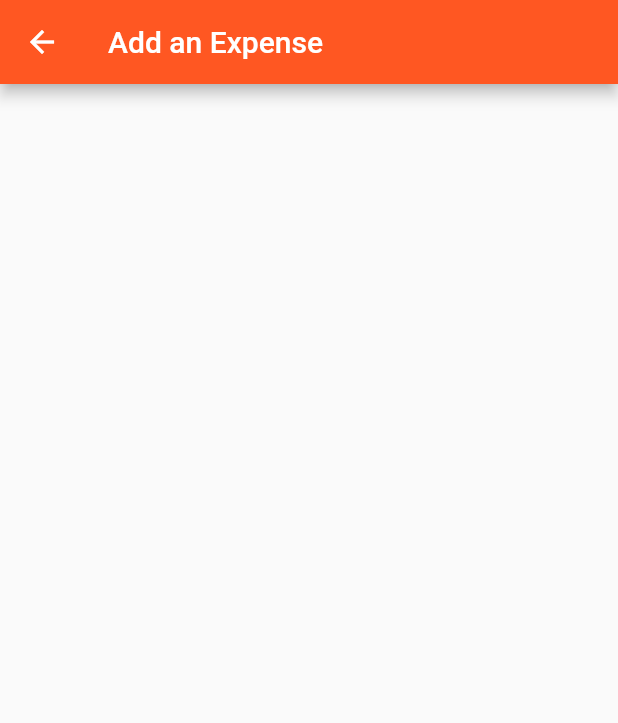
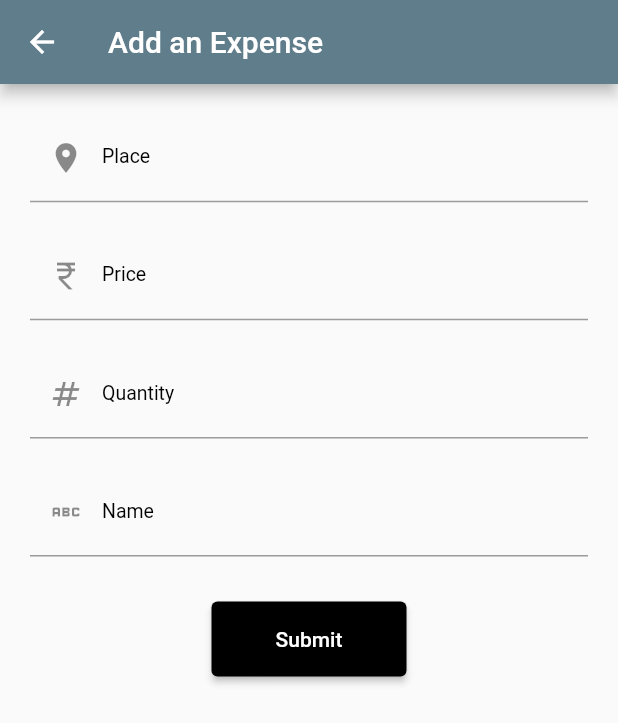
Before and after one commit to thenicekat/Trackie, a Flutter app: the screen it shows after launch, item 2 of the bottom bar chosen, after a tap on the "add" icon, on a phone screen of 412 x 824 dp. Shown: the top 723 px of the screen. Run offline on Flutter 3.47's test engine with Material 2 defaults, Android fonts, the light colour scheme and no system bars; our stand-ins replace graphql_flutter; network calls fail.

Commit message:
Add queries, mutation and padding

```diff
--- a/lib/Academics/academicPage.dart
+++ /dev/null
@@ -1,15 +0,0 @@
-import 'package:flutter/material.dart';
-
-class AcademicsPage extends StatelessWidget {
-  const AcademicsPage({Key? key}) : super(key: key);
-
-  @override
-  Widget build(BuildContext context) {
-    return Center(
-      child: ElevatedButton(
-        onPressed: (){},
-        child: const Text("Academics!"),
-      ),
-    );
-  }
-}
--- /dev/null
+++ b/lib/Academics/academic_page.dart
@@ -0,0 +1,40 @@
+import 'package:flutter/material.dart';
+
+class AcademicsPage extends StatelessWidget {
+  const AcademicsPage({Key? key}) : super(key: key);
+
+  @override
+  Widget build(BuildContext context) {
+    return Column(children: [
+      Padding(
+        padding: const EdgeInsets.all(16.0),
+        child: Center(
+          child: Container(
+            width: 300,
+            height: 150,
+            decoration: const BoxDecoration(
+                borderRadius: BorderRadius.only(
+                  topRight: Radius.circular(20.0),
+                  bottomRight: Radius.circular(20.0),
+                  topLeft: Radius.circular(20.0),
+                  bottomLeft: Radius.circular(20.0),
+                ),
+                color: Colors.black,),
+            child: const Center(
+              child: Padding(
+                padding: EdgeInsets.all(12.0),
+                child: Text(
+                  "CGPA: 8.00",
+                  style: TextStyle(
+                    fontSize: 40,
+                    color: Colors.white,
+                  ),
+                ),
+              ),
+            ),
+          ),
+        ),
+      ),
+    ]);
+  }
+}
--- a/lib/Expenses/addAnExpense.dart
+++ /dev/null
@@ -1,22 +0,0 @@
-import 'package:flutter/material.dart';
-
-class AddExpense extends StatefulWidget {
-  const AddExpense({Key? key}) : super(key: key);
-
-  @override
-  State<AddExpense> createState() => _AddExpenseState();
-}
-
-class _AddExpenseState extends State<AddExpense> {
-  @override
-  Widget build(BuildContext context) {
-    return Scaffold(
-      appBar: AppBar(
-        title: Text("Add an Expense"),
-      ),
-      body: Center(
-        child: Text(""),
-      ),
-    );
-  }
-}
--- /dev/null
+++ b/lib/Expenses/add_an_expense.dart
@@ -0,0 +1,158 @@
+import 'package:flutter/material.dart';
+import 'package:graphql_flutter/graphql_flutter.dart';
+
+class AddExpense extends StatefulWidget {
+  const AddExpense({Key? key}) : super(key: key);
+
+  @override
+  State<AddExpense> createState() => _AddExpenseState();
+}
+
+class _AddExpenseState extends State<AddExpense> {
+  TextEditingController place = TextEditingController();
+  TextEditingController price = TextEditingController();
+  TextEditingController quantity = TextEditingController();
+  TextEditingController itemName = TextEditingController();
+  bool isLoading = false;
+
+  final String _addExpenseMutation = """
+  mutation AddNewExpense(\$place: String, \$itemName: String, \$price: number, \$quantity: number) {
+    addNewExpense(
+        place: \$place,
+        itemName: \$itemName,
+        price: \$price,
+        quantity: \$quantity
+    ) {
+        id,
+        date,
+        place,
+        itemName,
+        price,
+        quantity,
+        totalPaid
+    }
+}""";
+
+  @override
+  void initState() {
+    place.text = "";
+    price.text = "";
+    quantity.text = "";
+    itemName.text = "";
+    super.initState();
+  }
+
+  @override
+  Widget build(BuildContext context) {
+    return Scaffold(
+      appBar: AppBar(
+        title: const Text("Add an Expense"),
+      ),
+      body: Container(
+        padding: const EdgeInsets.all(20),
+        child: Column(
+          children: [
+            TextField(
+                controller: place,
+                decoration: const InputDecoration(
+                  labelText: "Place", //babel text
+                  hintText: "Where did you buy?", //hint text
+                  prefixIcon: Icon(Icons.place), //prefix icon
+                  hintStyle: TextStyle(
+                      fontSize: 18,
+                      fontWeight: FontWeight.w300), //hint text style
+                  labelStyle: TextStyle(
+                      fontSize: 13, color: Colors.black), //label style
+                )),
+
+            Container(height: 20), //space between text field
+
+            TextField(
+                controller: price,
+                decoration: const InputDecoration(
+                  prefixIcon: Icon(Icons.currency_rupee),
+                  labelText: "Price",
+                  hintText: "Price per Item",
+                  hintStyle:
+                      TextStyle(fontSize: 18, fontWeight: FontWeight.w300),
+                  labelStyle: TextStyle(fontSize: 13, color: Colors.black),
+                )),
+
+            Container(height: 20), //space between text field
+
+            TextField(
+                controller: quantity,
+                decoration: const InputDecoration(
+                  prefixIcon: Icon(Icons.numbers),
+                  labelText: "Quantity",
+                  hintText: "How many did you buy?",
+                  hintStyle:
+                      TextStyle(fontSize: 18, fontWeight: FontWeight.w300),
+                  labelStyle: TextStyle(fontSize: 13, color: Colors.black),
+                )),
+
+            Container(height: 20), //space between text field
+
+            TextField(
+              controller: itemName,
+              decoration: const InputDecoration(
+                prefixIcon: Icon(Icons.abc_outlined),
+                labelText: "Name",
+                hintText: "What did you buy?",
+                hintStyle: TextStyle(fontSize: 18, fontWeight: FontWeight.w300),
+                labelStyle: TextStyle(fontSize: 13, color: Colors.black),
+              ),
+            ),
+
+            Container(height: 30),
+
+            SizedBox(
+              width: 130,
+              height: 50,
+              child: Mutation(
+                  options: MutationOptions(
+                      document: gql(_addExpenseMutation),
+                      onCompleted: (dynamic data) {
+                        debugPrint("Completed sending the request");
+                      }),
+                  builder: (RunMutation runMutation, QueryResult? result) {
+                    return ElevatedButton(
+                      style: ElevatedButton.styleFrom(
+                          backgroundColor: Colors.black),
+                      onPressed: () {
+                        try {
+                          runMutation({
+                            "place": place.text,
+                            "price": int.parse(price.text),
+                            "quantity": int.parse(quantity.text),
+                            "itemName": itemName.text
+                          });
+                          debugPrint(result.toString());
+                          setState(() {
+                            isLoading = false;
+                          });
+                        } on FormatException {
+                          const snackBar = SnackBar(
+                            content: Text('Fill in all the fields'),
+                          );
+                          ScaffoldMessenger.of(context).showSnackBar(snackBar);
+                        }
+                      },
+                      child: isLoading
+                          ? Row(
+                              mainAxisAlignment: MainAxisAlignment.center,
+                              children: const [
+                                  CircularProgressIndicator(
+                                    color: Colors.white,
+                                  ),
+                                ])
+                          : const Text('Submit'),
+                    );
+                  }),
+            )
+          ],
+        ),
+      ),
+    );
+  }
+}
--- a/lib/Expenses/expensesPage.dart
+++ /dev/null
@@ -1,30 +0,0 @@
-import 'package:flutter/material.dart';
-import 'package:trackie/Expenses/addAnExpense.dart';
-
-class ExpensesPage extends StatefulWidget {
-  const ExpensesPage({Key? key}) : super(key: key);
-
-  @override
-  State<ExpensesPage> createState() => _ExpensesPageState();
-}
-
-class _ExpensesPageState extends State<ExpensesPage> {
-  @override
-  Widget build(BuildContext context) {
-    return MaterialApp(
-        debugShowCheckedModeBanner: false,
-        theme: ThemeData(primarySwatch: Colors.deepOrange),
-        home: Scaffold(
-          floatingActionButton: FloatingActionButton(
-            onPressed: () {
-              Navigator.of(context).push(
-                MaterialPageRoute(builder: (BuildContext context) {
-                  return const AddExpense();
-                }),
-              );
-            },
-            child: const Icon(Icons.add),
-          ),
-        ));
-  }
-}
--- /dev/null
+++ b/lib/Expenses/expenses_page.dart
@@ -0,0 +1,182 @@
+import 'package:flutter/material.dart';
+import 'package:graphql_flutter/graphql_flutter.dart';
+import 'package:trackie/Expenses/add_an_expense.dart';
+
+class ExpensesPage extends StatefulWidget {
+  const ExpensesPage({Key? key}) : super(key: key);
+
+  @override
+  State<ExpensesPage> createState() => _ExpensesPageState();
+}
+
+class _ExpensesPageState extends State<ExpensesPage> {
+  final String _getMonthlyExpensesQuery = """
+  query GetExpensesPerMonth(\$year: Float!, \$month: Float!) {
+  getExpensesPerMonth(year: \$year, month: \$month) {
+    date
+    id
+    itemName
+    place
+    price
+    quantity
+    totalPaid
+  }
+}""";
+
+  @override
+  Widget build(BuildContext context) {
+    return MaterialApp(
+        debugShowCheckedModeBanner: false,
+        theme: ThemeData(primarySwatch: Colors.blueGrey),
+        home: Scaffold(
+          body: Column(
+            children: [
+              Padding(
+                padding: const EdgeInsets.all(20.0),
+                child: Center(
+                  child: Container(
+                    width: 300,
+                    height: 150,
+                    decoration: const BoxDecoration(
+                      borderRadius: BorderRadius.only(
+                        topRight: Radius.circular(20.0),
+                        bottomRight: Radius.circular(20.0),
+                        topLeft: Radius.circular(20.0),
+                        bottomLeft: Radius.circular(20.0),
+                      ),
+                      color: Colors.black,
+                    ),
+                    child: const Center(
+                      child: Padding(
+                        padding: EdgeInsets.all(12.0),
+                        child: Text(
+                          "-1000₹",
+                          style: TextStyle(
+                            fontSize: 45,
+                            color: Colors.white,
+                          ),
+                        ),
+                      ),
+                    ),
+                  ),
+                ),
+              ),
+              Query(
+                  options: QueryOptions(
+                      document: gql(_getMonthlyExpensesQuery),
+                      variables: const {'month': 11, 'year': 2022}),
+                  builder: (QueryResult? result,
+                      {VoidCallback? refetch, FetchMore? fetchMore}) {
+                    debugPrint(result.toString());
+
+                    if (result!.hasException) {
+                      return Text(result.exception.toString());
+                    }
+
+                    if (result!.isLoading) {
+                      return const CircularProgressIndicator(
+                          color: Colors.black,
+                        );
+                    }
+
+                    List expenses = result!.data!['getExpensesPerMonth'];
+
+                    return SizedBox(
+                      height: 400,
+                      child: Table(
+                          border:
+                              TableBorder.all(width: 1.0, color: Colors.black),
+                          children: [
+                            TableRow(children: [
+                              Padding(
+                                padding: const EdgeInsets.all(10.0),
+                                child: TableCell(
+                                  child: Row(
+                                    mainAxisAlignment:
+                                        MainAxisAlignment.spaceAround,
+                                    children: const <Widget>[
+                                      Text(
+                                        "ID",
+                                        style: TextStyle(
+                                          fontWeight: FontWeight.w800,
+                                            fontSize: 16,
+                                        ),
+                                      ),
+                                      Text(
+                                        "Name",
+                                        style: TextStyle(
+                                          fontWeight: FontWeight.w800,
+                                            fontSize: 16,
+                                        ),
+                                      ),
+                                      Text(
+                                        "Place",
+                                        style: TextStyle(
+                                          fontWeight: FontWeight.w800,
+                                            fontSize: 16,
+                                        ),
+                                      ),
+                                      Text(
+                                        "Price",
+                                        style: TextStyle(
+                                          fontWeight: FontWeight.w800,
+                                            fontSize: 16,
+                                        ),
+                                      ),
+                                      Text(
+                                        "Quantity",
+                                        style: TextStyle(
+                                          fontWeight: FontWeight.w800,
+                                            fontSize: 16,
+                                        ),
+                                      ),
+                                      Text(
+                                        "Total Paid",
+                                        style: TextStyle(
+                                          fontWeight: FontWeight.w800,
+                                            fontSize: 16,
+                                        ),
+                                      )
+                                    ],
+                                  ),
+                                ),
+                              ),
+                            ]),
+                            for (var expense in expenses)
+                              TableRow(children: [
+                                Padding(
+                                  padding: const EdgeInsets.all(10.0),
+                                  child: TableCell(
+                                    child: Row(
+                                      mainAxisAlignment:
+                                          MainAxisAlignment.spaceAround,
+                                      children: <Widget>[
+                                        Text(expense["id"].toString()),
+                                        Text(expense["itemName"].toString()),
+                                        Text(expense["place"].toString()),
+                                        Text(expense["price"].toString()),
+                                        Text(expense["quantity"].toString()),
+                                        Text(expense["totalPaid"].toString())
+                                      ],
+                                    ),
+                                  ),
+                                ),
+                              ])
+                          ]),
+                    );
+                  }),
+            ],
+          ),
+          floatingActionButton: FloatingActionButton(
+            onPressed: () {
+              Navigator.of(context).push(
+                MaterialPageRoute(builder: (BuildContext context) {
+                  return const AddExpense();
+                }),
+              );
+            },
+            child: const Icon(Icons.add),
+          ),
+        ));
+  }
+}
--- a/lib/main.dart
+++ b/lib/main.dart
@@ -2,24 +2,42 @@
 // Use of this source code is governed by a BSD-style license that can be
 // found in the LICENSE file.
 
+import 'dart:io';
+
 import 'package:flutter/material.dart';
-import 'package:trackie/Academics/academicPage.dart';
-import 'package:trackie/Expenses/expensesPage.dart';
+import 'package:graphql_flutter/graphql_flutter.dart';
+import 'package:trackie/Academics/academic_page.dart';
+import 'package:trackie/Expenses/expenses_page.dart';
 
 void main() {
-  runApp(const MyApp());
+  final HttpLink httpLink = HttpLink("http://10.0.2.2:5000/graphql");
+
+  ValueNotifier<GraphQLClient> client = ValueNotifier(
+    GraphQLClient(
+      cache: GraphQLCache(),
+      link: httpLink,
+    ),
+  );
+
+  runApp(MyApp(
+    client: client,
+  ));
 }
 
 class MyApp extends StatefulWidget {
-  const MyApp({Key? key}) : super(key: key);
+  final ValueNotifier<GraphQLClient> client;
+
+  const MyApp({Key? key, required this.client}) : super(key: key);
 
   @override
   State<MyApp> createState() => _MyAppState();
 }
 
 class _MyAppState extends State<MyApp> {
-  String buttonName = "Click";
+  //Create an index to keep track of which page we are in
   int currentIndex = 0;
+
+  //Make a list of widgets
   List<Widget> pages = const [
     AcademicsPage(),
     ExpensesPage(),
@@ -27,16 +45,18 @@ class _MyAppState extends State<MyApp> {
 
   @override
   Widget build(BuildContext context) {
-    return MaterialApp(
+    return GraphQLProvider(
+      client: widget.client,
+      child: MaterialApp(
         debugShowCheckedModeBanner: false,
         theme: ThemeData(
-          primarySwatch: Colors.deepOrange
+          primarySwatch: Colors.blueGrey,
         ),
         home: Scaffold(
-        appBar: AppBar(
-          title: const Text("Trackie"),
+          body: Padding(
+            padding: const EdgeInsets.only(right: 16, left: 16, top: 50, bottom: 0),
+            child: pages[currentIndex],
           ),
-        body: pages[currentIndex],
           bottomNavigationBar: BottomNavigationBar(
             items: const [
               BottomNavigationBarItem(
@@ -56,6 +76,7 @@ class _MyAppState extends State<MyApp> {
             },
           ),
         ),
+      ),
     );
   }
 }
```
Also changed, not shown: pubspec.yaml (+10 -0 lines), assets/ic_launcher.png (added), pubspec.lock, 25 other files. Lines whose indentation alone changed are shown as unchanged.
